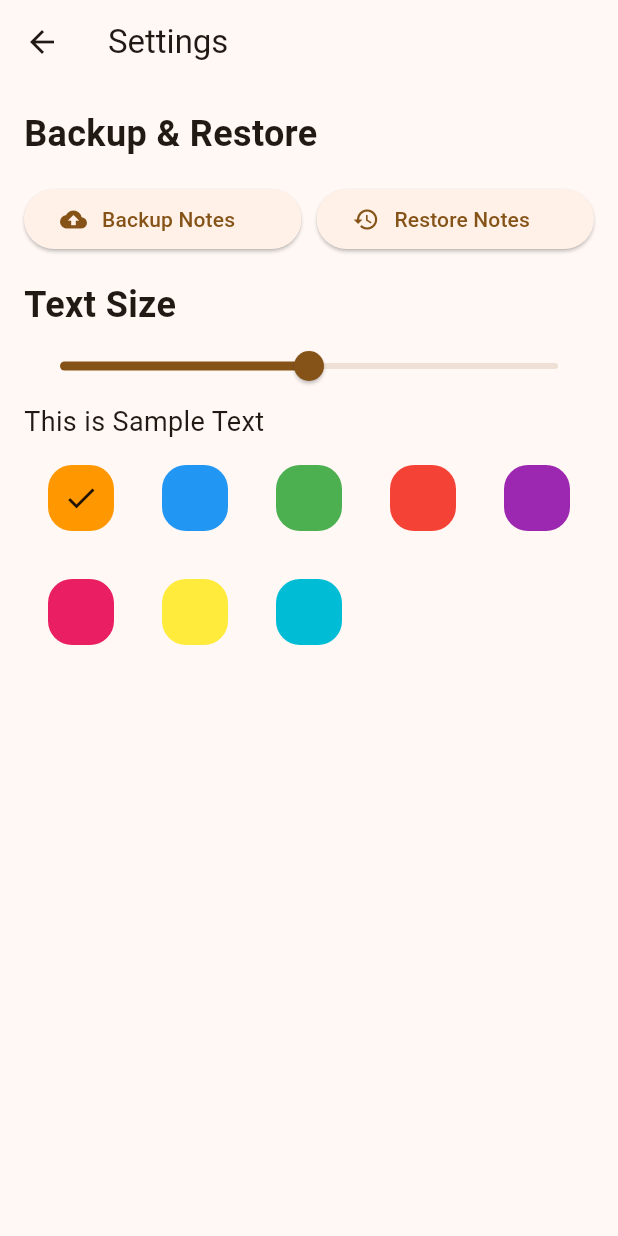
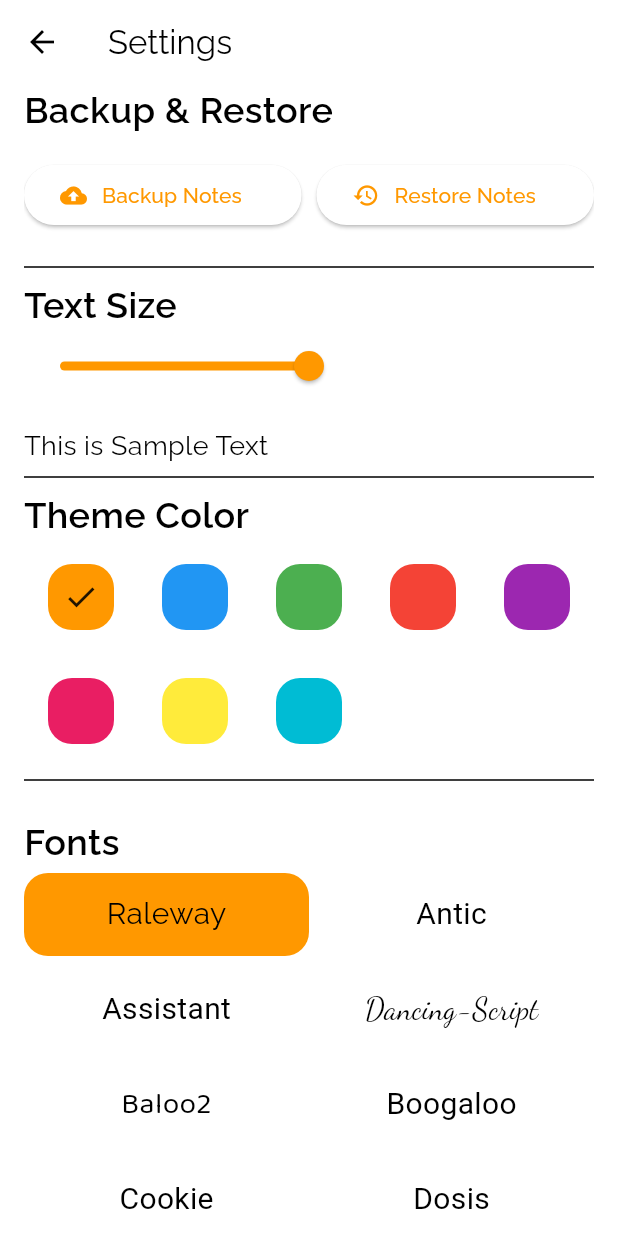
Before and after one commit to chandresh204/Note.It, a Flutter app: the _SettingsPage screen opened directly with empty values, on a phone screen of 412 x 824 dp. Run offline on Flutter 3.47's test engine with Material 3 defaults, Android fonts, the phone set to English and light mode, and no system bars; our stand-ins replace drift, equatable, file_picker, flutter_bloc, get_it, package_info_plus and 2 more; missing offline and left inert: encrypt, interactive_text; accounts and stored records are empty; generated files the repository leaves out were written again; Roboto replaces fonts that are missing (Antic, Assistant, Boogaloo).

Commit message:
font settings added

```diff
--- a/lib/repository/settings_repository.dart
+++ b/lib/repository/settings_repository.dart
@@ -1,4 +1,5 @@
 import 'package:note_it/ui/theme/app_colors.dart';
+import 'package:note_it/ui/theme/font_family.dart';
 
 import '../data/encryption/encrypt_decrypt.dart';
 import 'package:shared_preferences/shared_preferences.dart';
@@ -35,4 +36,8 @@ class SettingsRepository {
   String? getSecureNotePassword() {
     return _prefs.getString(SharedPreferencesConstants.securePasswordPrefString);
   }
+
+  void updateFontFamily(FontFamily f) {
+    _prefs.setString(SharedPreferencesConstants.fontFamilyPrefString, f.fontName);
+  }
 }
--- a/lib/ui/settings/settings_event.dart
+++ b/lib/ui/settings/settings_event.dart
@@ -1,4 +1,5 @@
 import 'package:note_it/ui/theme/app_colors.dart';
+import 'package:note_it/ui/theme/font_family.dart';
 
 abstract class SettingsEvent {}
 
@@ -21,3 +22,8 @@ class UpdateThemeColorEvent extends SettingsEvent {
   final AppColors color;
   UpdateThemeColorEvent({required this.color});
 }
+
+class UpdateFontFamilyEvent extends SettingsEvent {
+  final FontFamily font;
+  UpdateFontFamilyEvent({required this.font});
+}
--- a/lib/ui/settings/settings_screen.dart
+++ b/lib/ui/settings/settings_screen.dart
@@ -2,7 +2,10 @@ import 'dart:io';
 
 import 'package:flutter/material.dart';
 import 'package:flutter_bloc/flutter_bloc.dart';
+import 'package:note_it/ui/component/text_icon_button.dart';
 import 'package:note_it/ui/theme/app_colors.dart';
+import 'package:note_it/ui/theme/font_family.dart';
+import 'package:note_it/util/runtime_constants.dart';
 import '../../repository/settings_repository.dart';
 import '../../util/constants.dart';
 import '/ui/settings/settings_bloc.dart';
@@ -74,7 +77,7 @@ class _SettingsPage extends StatelessWidget {
               });
             });
           }
-          if(state is ThemeColorChanged) {
+          if (state is ThemeColorChanged) {
             onThemeColorChanged();
           }
         },
@@ -83,12 +86,18 @@ class _SettingsPage extends StatelessWidget {
   }
 
   Widget _settingsView(BuildContext context, SettingStateIdle state) {
-    ScrollController controller = ScrollController();
+    final scrollController = ScrollController();
+    Future.delayed(Duration(milliseconds: 200), () {
+      scrollController.animateTo(
+        (RuntimeConstants.selectedFontFamily.index) * 25,
+        duration: Duration(seconds: 1),
+        curve: Easing.emphasizedDecelerate,
+      );
+    });
     const double widgetSpacing = 16;
-    return ListView(
-      controller: controller,
-      physics: const BouncingScrollPhysics(),
-      padding: const EdgeInsets.all(16.0),
+    return Padding(
+      padding: EdgeInsets.symmetric(horizontal: 16),
+      child: ListView(
         children: [
           Text('Backup & Restore', style: AppTextStyles.heading2),
           SizedBox(height: widgetSpacing),
@@ -128,6 +137,7 @@ class _SettingsPage extends StatelessWidget {
             ],
           ),
           SizedBox(height: widgetSpacing),
+          Divider(),
           Text('Text Size', style: AppTextStyles.heading2),
           Slider(
             value: state.textScaler,
@@ -137,6 +147,7 @@ class _SettingsPage extends StatelessWidget {
               );
             },
           ),
+          SizedBox(height: widgetSpacing),
           Text(
             'This is Sample Text',
             style: AppTextStyles.body,
@@ -144,21 +155,56 @@ class _SettingsPage extends StatelessWidget {
               state.textScaler + Constants.textScalerAndSliderDiff,
             ),
           ),
+          Divider(),
+          Text('Theme Color', style: AppTextStyles.heading2),
           SizedBox(
-          height: 200,
             child: GridView(
+              padding: EdgeInsets.all(0),
               physics: NeverScrollableScrollPhysics(),
+              shrinkWrap: true,
               gridDelegate: SliverGridDelegateWithFixedCrossAxisCount(
-              crossAxisCount: 5,
+                crossAxisCount: (MediaQuery.of(context).size.width / 80)
+                    .toInt(),
               ),
               children: AppColors.values
-                .map((e) => _colorSetItem(e, state.selectedColor == e, () {
-                  context.read<SettingsBloc>().add(UpdateThemeColorEvent(color: e));
-            }))
+                  .map(
+                    (e) => _colorSetItem(e, state.selectedColor == e, () {
+                      context.read<SettingsBloc>().add(
+                        UpdateThemeColorEvent(color: e),
+                      );
+                    }),
+                  )
+                  .toList(),
+            ),
+          ),
+          Divider(),
+          SizedBox(height: widgetSpacing),
+          Text('Fonts', style: AppTextStyles.heading2),
+          SizedBox(
+            height: 300,
+            child: GridView(
+              gridDelegate: SliverGridDelegateWithFixedCrossAxisCount(
+                crossAxisCount: 2,
+                childAspectRatio: 3,
+              ),
+              controller: scrollController,
+              children: FontFamily.values
+                  .map(
+                    (f) => _fontSelectItem(
+                      f,
+                      RuntimeConstants.selectedFontFamily == f,
+                      () {
+                        context.read<SettingsBloc>().add(
+                          UpdateFontFamilyEvent(font: f),
+                        );
+                      },
+                    ),
+                  )
                   .toList(),
             ),
           ),
         ],
+      ),
     );
   }
 
@@ -176,10 +222,34 @@ class _SettingsPage extends StatelessWidget {
                 color: color.mapToMaterialColor(),
               ),
             ),
-            isSelected ? Icon(Icons.check) : SizedBox()
+            isSelected ? Icon(Icons.check) : SizedBox(),
           ],
         ),
       ),
     );
   }
+
+  Widget _fontSelectItem(FontFamily f, bool isSelected, Function() onTap) {
+    return Padding(
+      padding: EdgeInsets.symmetric(vertical: 4),
+      child: GestureDetector(
+        onTap: onTap,
+        child: Container(
+          decoration: isSelected
+              ? BoxDecoration(
+                  color: RuntimeConstants.selectedAppColor.mapToMaterialColor(),
+                  borderRadius: BorderRadius.circular(16),
+                )
+              : null,
+          child: Center(
+            child: Text(
+              f.fontName,
+              overflow: TextOverflow.ellipsis,
+              style: TextStyle(fontSize: 20, fontFamily: f.fontName),
+            ),
+          ),
+        ),
+      ),
+    );
   }
+}
--- /dev/null
+++ b/lib/ui/theme/font_family.dart
@@ -0,0 +1,28 @@
+enum FontFamily {
+
+  raleway(fontName: 'Raleway'),
+  antic(fontName: 'Antic'),
+  assistant(fontName: 'Assistant'),
+  dancingScript(fontName: 'Dancing-Script'),
+  baloo2(fontName: 'Baloo2'),
+  boogaloo(fontName: 'Boogaloo'),
+  cookie(fontName: 'Cookie'),
+  dosis(fontName: 'Dosis'),
+  lato(fontName: 'Lato'),
+  montserrat(fontName: 'Montserrat'),
+  openSansCondensed(fontName: 'OpenSans-Condensed'),
+  oswald(fontName: 'Oswald'),
+  poiretOne(fontName: 'PoiretOne'),
+  sacramento(fontName: 'Sacramento'),
+  spinnaker(fontName: 'Spinnaker'),
+  sniglet(fontName: 'Sniglet'),
+  zenOldMincho(fontName: 'ZenOldMincho'),
+  defaultFont(fontName: 'default');
+
+  const FontFamily({required this.fontName});
+  final String fontName;
+}
+
+FontFamily? getFontFamilyFromName(String fontName) {
+  return FontFamily.values.firstWhere((e) => e.fontName == fontName);
+}
--- a/lib/util/runtime_constants.dart
+++ b/lib/util/runtime_constants.dart
@@ -1,11 +1,13 @@
 import 'package:flutter/material.dart';
 import 'package:note_it/ui/theme/app_colors.dart';
+import 'package:note_it/ui/theme/font_family.dart';
 import 'package:note_it/ui/theme/themes.dart';
 
 class RuntimeConstants {
   static String? securePassword;
   static double currentTextScaler = 1;
   static AppColors selectedAppColor = AppColors.orange;
-  static ThemeData lightThemeData = createLightTheme(Colors.orange);
-  static ThemeData darkThemeData = createDarkTheme(Colors.orange);
+  static FontFamily selectedFontFamily = FontFamily.raleway;
+  static ThemeData lightThemeData = createLightTheme();
+  static ThemeData darkThemeData = createDarkTheme();
 }
--- a/lib/util/shared_preference_constants.dart
+++ b/lib/util/shared_preference_constants.dart
@@ -3,4 +3,5 @@ class SharedPreferencesConstants {
   static const String securePasswordPrefString = 'secureNotes';
   static const String textScaleFactorPrefString = 'textScaleFactor';
   static const String themeColorPrefString = 'themeColor';
+  static const String fontFamilyPrefString = 'fontFamily';
 }
```
Also changed, not shown: lib/ui/settings/settings_bloc.dart (+12 -2 lines), lib/ui/splash_screen/splash_screen.dart (+8 -3 lines), lib/ui/theme/themes.dart (+30 -6 lines), pubspec.yaml (+53 -1 lines). Lines whose indentation alone changed are shown as unchanged.
